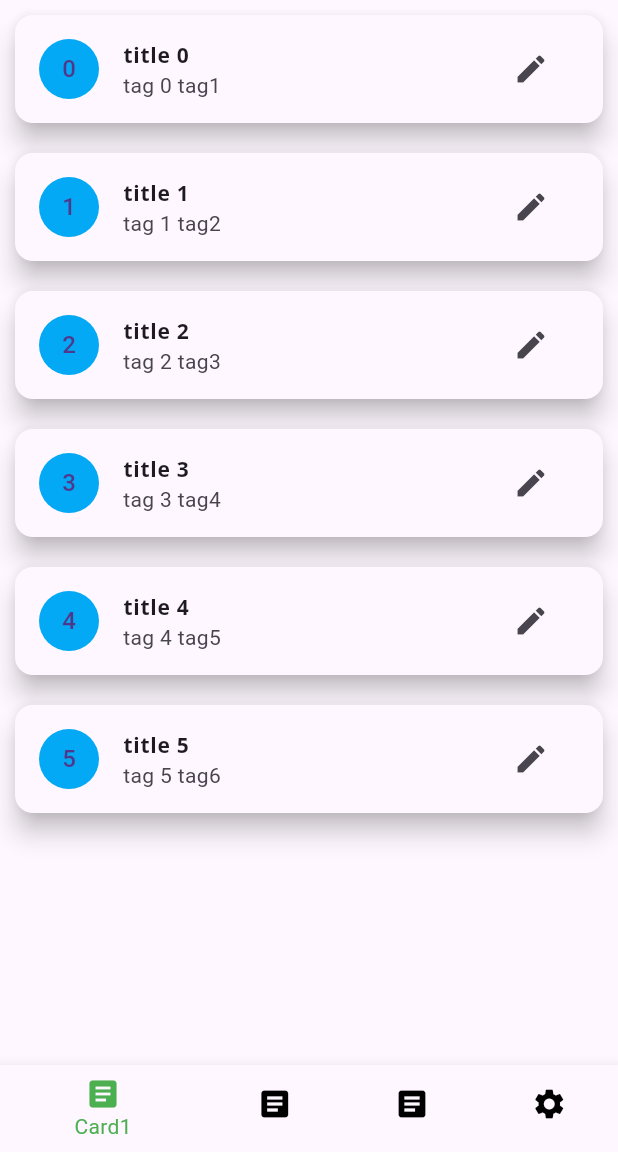
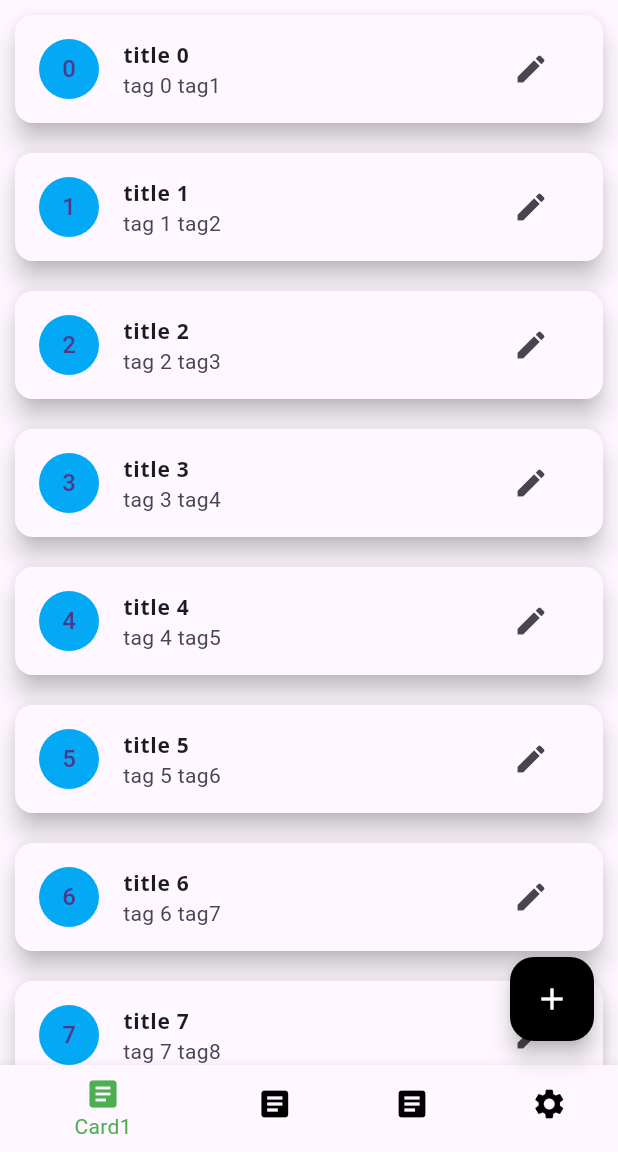
Before and after one commit to roza/TD3-flutter, a Flutter app: the screen it shows after launch, on a phone screen of 412 x 824 dp, the part 84-1236 px from its top. Run offline on Flutter 3.47's test engine with Material 3 defaults, Android fonts, the light colour scheme and no system bars; our stand-ins replace google_fonts, settings_ui, shared_preferences.

Commit message:
fin td3 avec ajout task

```diff
--- a/lib/UI/card1.dart
+++ b/lib/UI/card1.dart
@@ -1,16 +1,17 @@
 import 'package:flutter/material.dart';
-import 'package:td3/models/task.dart';
+import 'package:provider/provider.dart';
 import 'package:td3/UI/detail.dart';
+import 'package:td3/ViewModel/task_view_model.dart';
 
 class Ecran1 extends StatelessWidget {
-  final List<Task> myTasks = Task.generateTask(6);
-
-  Ecran1({super.key});
+  const Ecran1({super.key});
 
   @override
   Widget build(BuildContext context) {
+    final tasks = context.watch<TaskViewModel>().liste;
+
     return ListView.builder(
-      itemCount: myTasks.length,
+      itemCount: tasks.length,
       itemBuilder: (BuildContext context, int index) {
         return Card(
           color: Theme.of(context).cardColor,
@@ -19,18 +20,17 @@ class Ecran1 extends StatelessWidget {
           child: ListTile(
             leading: CircleAvatar(
               backgroundColor: Colors.lightBlue,
-              child: Text(myTasks[index].id.toString()),
+              child: Text(tasks[index].id.toString()),
             ),
-            title: Text(myTasks[index].title),
-            subtitle: Text(myTasks[index].tags.join(" ")),
+            title: Text(tasks[index].title),
+            subtitle: Text(tasks[index].tags.join(" ")),
             trailing: IconButton(
               icon: const Icon(Icons.edit),
               onPressed: () {
                 Navigator.push(
                   context,
                   MaterialPageRoute(
-                    builder: (context)
-                    => Detail(task: myTasks[index]),
+                    builder: (context) => Detail(task: tasks[index]),
                   ),
                 );
               },
--- a/lib/UI/home.dart
+++ b/lib/UI/home.dart
@@ -3,6 +3,7 @@ import 'package:td3/UI/card1.dart';
 import 'package:td3/UI/card2.dart';
 import 'package:td3/UI/card3.dart';
 import 'package:td3/UI/ecran_four.dart';
+import 'package:td3/UI/add_task.dart';
 
 class Home extends StatefulWidget {
   const Home({super.key});
@@ -33,6 +34,19 @@ class _HomeState extends State<Home> {
         ),
       ),
       body: pages[_selectedIndex],
+      floatingActionButton: _selectedIndex == 0
+          ? FloatingActionButton(
+              onPressed: () {
+                Navigator.push(
+                  context,
+                  MaterialPageRoute(
+                    builder: (context) => const AddTask(),
+                  ),
+                );
+              },
+              child: const Icon(Icons.add),
+            )
+          : const SizedBox.shrink(),
       bottomNavigationBar: BottomNavigationBar(
         selectedItemColor: Theme.of(context).textSelectionTheme.selectionColor,
         currentIndex: _selectedIndex,
--- /dev/null
+++ b/lib/ViewModel/task_view_model.dart
@@ -0,0 +1,20 @@
+import 'package:flutter/foundation.dart';
+import 'package:td3/models/task.dart';
+
+class TaskViewModel extends ChangeNotifier {
+  late List<Task> liste;
+
+  TaskViewModel() {
+    liste = [];
+  }
+
+  void addTask(Task task) {
+    liste.add(task);
+    notifyListeners();
+  }
+
+  void generateTasks() {
+    liste = Task.generateTask(50);
+    notifyListeners();
+  }
+}
--- a/lib/main.dart
+++ b/lib/main.dart
@@ -3,6 +3,7 @@ import 'package:provider/provider.dart';
 import 'package:td3/UI/mytheme.dart';
 import 'package:td3/UI/home.dart';
 import 'package:td3/ViewModel/setting_view_model.dart';
+import 'package:td3/ViewModel/task_view_model.dart';
 
 void main() {
   runApp(const MyTD3App());
@@ -13,8 +14,22 @@ class MyTD3App extends StatelessWidget {
 
   @override
   Widget build(BuildContext context) {
-    return ChangeNotifierProvider(
-      create: (_) => SettingViewModel(),
+    return MultiProvider(
+      providers: [
+        ChangeNotifierProvider(
+          create: (_) {
+            SettingViewModel settingViewModel = SettingViewModel();
+            return settingViewModel;
+          },
+        ),
+        ChangeNotifierProvider(
+          create: (_) {
+            TaskViewModel taskViewModel = TaskViewModel();
+            taskViewModel.generateTasks();
+            return taskViewModel;
+          },
+        ),
+      ],
       child: Consumer<SettingViewModel>(
         builder: (context, vm, _) {
           return MaterialApp(
--- a/lib/models/task.dart
+++ b/lib/models/task.dart
@@ -1,6 +1,8 @@
 import 'package:flutter/material.dart';
 
 class Task {
+  static int nb = 0; // Compteur statique pour générer des IDs uniques
+
   int id;
   String title;
   List<String> tags;
@@ -18,6 +20,20 @@ class Task {
     required this.description,
     required this.color,
   });
+
+  // Factory pour créer une nouvelle tâche avec un ID auto-incrémenté
+  factory Task.newTask() {
+    nb++;
+    return Task(
+      id: nb,
+      title: 'title $nb',
+      tags: ['tag $nb'],
+      nbhours: nb,
+      difficulty: nb % 5,
+      description: 'description $nb',
+      color: Colors.lightBlue,
+    );
+  }
 
   static List<Task> generateTask(int i) {
     List<Task> tasks = [];
```
Also changed, not shown: lib/UI/add_task.dart (added, +30 -0 lines), 1 other file.
